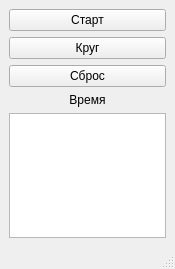
Qt form StopwatchApp/mainwindow.ui (MrZef1rka/origin) before a commit.
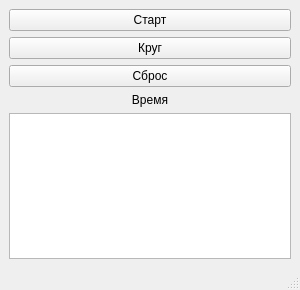
The same form after that commit.

```diff
--- a/StopwatchApp/mainwindow.ui
+++ b/StopwatchApp/mainwindow.ui
@@ -6,13 +6,19 @@
    <rect>
     <x>0</x>
     <y>0</y>
-    <width>175</width>
-    <height>269</height>
+    <width>300</width>
+    <height>290</height>
    </rect>
   </property>
   <property name="windowTitle">
    <string>MainWindow</string>
   </property>
+  <property name="iconSize">
+   <size>
+    <width>50</width>
+    <height>50</height>
+   </size>
+  </property>
   <widget class="QWidget" name="centralwidget">
    <layout class="QGridLayout" name="gridLayout">
     <item row="0" column="0">
```
Left out of the diff: 2 changed lines with no effect on the pictures.
